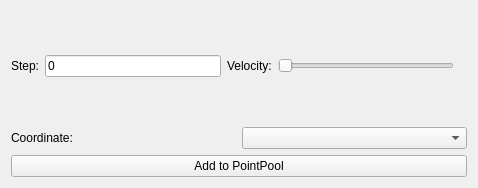
Qt form src/ui/setting_panel/setting_panel.ui (jintaoChan/ROS2-general-teaching-pendant) before a commit.
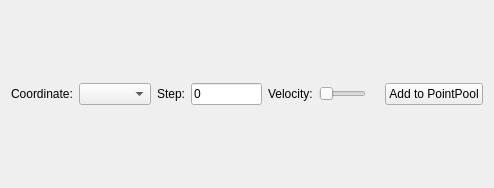
The same form after that commit.

```diff
--- a/src/ui/setting_panel/setting_panel.ui
+++ b/src/ui/setting_panel/setting_panel.ui
@@ -6,7 +6,7 @@
    <rect>
     <x>0</x>
     <y>0</y>
-    <width>478</width>
+    <width>494</width>
     <height>188</height>
    </rect>
   </property>
@@ -18,6 +18,16 @@
     <layout class="QVBoxLayout" name="verticalLayout_2">
      <item>
       <layout class="QHBoxLayout" name="horizontalLayout">
+       <item>
+        <widget class="QLabel" name="label_coordinate">
+         <property name="text">
+          <string>Coordinate:</string>
+         </property>
+        </widget>
+       </item>
+       <item>
+        <widget class="QComboBox" name="coordinate_selection_combobox"/>
+       </item>
        <item>
         <widget class="QLabel" name="label_step">
          <property name="text">
@@ -53,24 +63,6 @@
          </property>
         </widget>
        </item>
-      </layout>
-     </item>
-     <item>
-      <layout class="QHBoxLayout" name="horizontalLayout_3">
-       <item>
-        <widget class="QLabel" name="label_coordinate">
-         <property name="text">
-          <string>Coordinate:</string>
-         </property>
-        </widget>
-       </item>
-       <item>
-        <widget class="QComboBox" name="coordinate_selection_combobox"/>
-       </item>
-      </layout>
-     </item>
-     <item>
-      <layout class="QHBoxLayout" name="horizontalLayout_2">
        <item>
         <widget class="QPushButton" name="add_to_point_pool_button">
          <property name="text">
```
